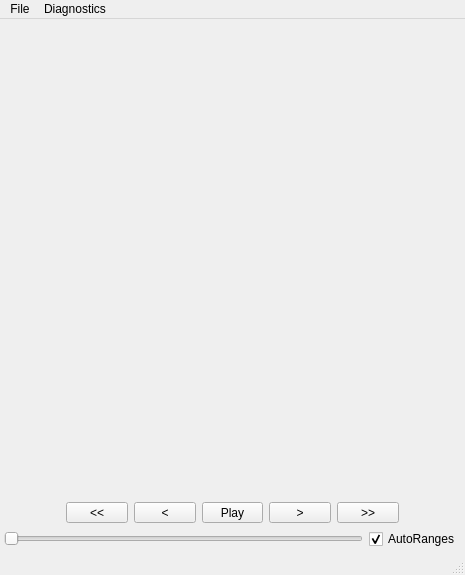
Above: scripts/TPUPMC/smileiQt.ui from SmileiPIC/Smilei before the change. Below: the same form after it.
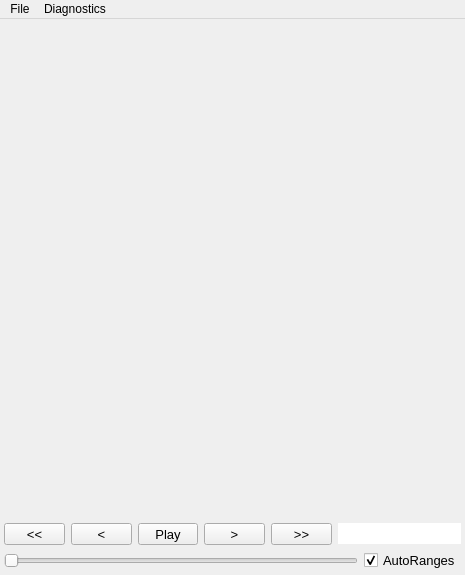
That is the form after the change.

Patch:
```diff
--- a/scripts/TPUPMC/smileiQt.ui
+++ b/scripts/TPUPMC/smileiQt.ui
@@ -18,31 +18,36 @@
   </property>
   <widget class="QWidget" name="centralwidget">
    <layout class="QVBoxLayout" name="verticalLayout" stretch="1,0,0">
+    <property name="spacing">
+     <number>5</number>
+    </property>
     <property name="margin">
      <number>4</number>
     </property>
     <item>
-     <widget class="QWidget" name="plot" native="true"/>
+     <widget class="QWidget" name="plot" native="true">
+      <property name="font">
+       <font>
+        <pointsize>10</pointsize>
+        <weight>50</weight>
+        <bold>false</bold>
+       </font>
+      </property>
+     </widget>
     </item>
     <item>
      <widget class="QWidget" name="widget" native="true">
-      <layout class="QHBoxLayout" name="horizontalLayout" stretch="0,0,0,0,0,0,0">
+      <property name="font">
+       <font>
+        <pointsize>10</pointsize>
+        <weight>50</weight>
+        <bold>false</bold>
+       </font>
+      </property>
+      <layout class="QHBoxLayout" name="horizontalLayout" stretch="0,0,0,0,0,0">
        <property name="margin">
         <number>0</number>
        </property>
-       <item>
-        <spacer name="horizontalSpacer">
-         <property name="orientation">
-          <enum>Qt::Horizontal</enum>
-         </property>
-         <property name="sizeHint" stdset="0">
-          <size>
-           <width>40</width>
-           <height>20</height>
-          </size>
-         </property>
-        </spacer>
-       </item>
        <item>
         <widget class="QToolButton" name="allBack">
          <property name="sizePolicy">
@@ -51,6 +56,13 @@
            <verstretch>0</verstretch>
           </sizepolicy>
          </property>
+         <property name="font">
+          <font>
+           <pointsize>10</pointsize>
+           <weight>50</weight>
+           <bold>false</bold>
+          </font>
+         </property>
          <property name="text">
           <string>&lt;&lt;</string>
          </property>
@@ -64,6 +76,13 @@
            <verstretch>0</verstretch>
           </sizepolicy>
          </property>
+         <property name="font">
+          <font>
+           <pointsize>10</pointsize>
+           <weight>50</weight>
+           <bold>false</bold>
+          </font>
+         </property>
          <property name="text">
           <string>&lt;</string>
          </property>
@@ -77,6 +96,13 @@
            <verstretch>0</verstretch>
           </sizepolicy>
          </property>
+         <property name="font">
+          <font>
+           <pointsize>10</pointsize>
+           <weight>50</weight>
+           <bold>false</bold>
+          </font>
+         </property>
          <property name="text">
           <string>Play</string>
          </property>
@@ -96,6 +122,13 @@
            <verstretch>0</verstretch>
           </sizepolicy>
          </property>
+         <property name="font">
+          <font>
+           <pointsize>10</pointsize>
+           <weight>50</weight>
+           <bold>false</bold>
+          </font>
+         </property>
          <property name="text">
           <string>&gt;</string>
          </property>
@@ -109,35 +142,53 @@
            <verstretch>0</verstretch>
           </sizepolicy>
          </property>
+         <property name="font">
+          <font>
+           <pointsize>10</pointsize>
+           <weight>50</weight>
+           <bold>false</bold>
+          </font>
+         </property>
          <property name="text">
           <string>&gt;&gt;</string>
          </property>
         </widget>
        </item>
        <item>
-        <spacer name="horizontalSpacer_2">
-         <property name="orientation">
-          <enum>Qt::Horizontal</enum>
+        <widget class="QLineEdit" name="time">
+         <property name="frame">
+          <bool>false</bool>
          </property>
-         <property name="sizeHint" stdset="0">
-          <size>
-           <width>40</width>
-           <height>20</height>
-          </size>
+         <property name="readOnly">
+          <bool>true</bool>
          </property>
-        </spacer>
+        </widget>
        </item>
       </layout>
      </widget>
     </item>
     <item>
      <widget class="QWidget" name="widget" native="true">
+      <property name="font">
+       <font>
+        <pointsize>10</pointsize>
+        <weight>50</weight>
+        <bold>false</bold>
+       </font>
+      </property>
       <layout class="QHBoxLayout" name="horizontalLayout_2">
        <property name="margin">
         <number>0</number>
        </property>
        <item>
         <widget class="QSlider" name="slider">
+         <property name="font">
+          <font>
+           <pointsize>10</pointsize>
+           <weight>50</weight>
+           <bold>false</bold>
+          </font>
+         </property>
          <property name="orientation">
           <enum>Qt::Horizontal</enum>
          </property>
@@ -145,6 +196,13 @@
        </item>
        <item>
         <widget class="QCheckBox" name="autoScale">
+         <property name="font">
+          <font>
+           <pointsize>10</pointsize>
+           <weight>50</weight>
+           <bold>false</bold>
+          </font>
+         </property>
          <property name="text">
           <string>AutoRanges</string>
          </property>
@@ -201,7 +259,6 @@
    <addaction name="menuFile"/>
    <addaction name="menuDiagnostics"/>
   </widget>
-  <widget class="QStatusBar" name="statusbar"/>
   <action name="actionQuit">
    <property name="text">
     <string>Quit</string>
```
